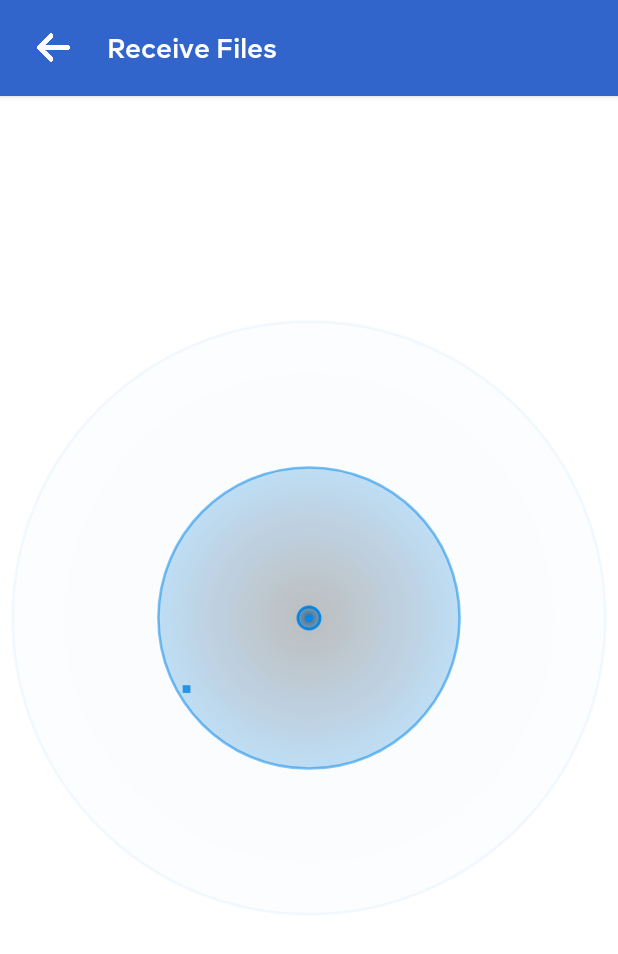
After one commit to bypriyan/QuickShareApp, an Android app: the ReciveActivity screen opened directly, with no data from a screen before it, on a phone screen of 412 x 824 dp. The commit adds this screen. Shown: the top 954 px of the screen. Run offline under Robolectric (Android 15) with nearby library versions, the phone set to English and light mode, and no system bars; our stand-ins replace sdp/ssp sizes.

Commit message:
recive screen done

```diff
--- a/app/src/main/AndroidManifest.xml
+++ b/app/src/main/AndroidManifest.xml
@@ -1,7 +1,6 @@
 <?xml version="1.0" encoding="utf-8"?>
 <manifest xmlns:android="http://schemas.android.com/apk/res/android"
     xmlns:tools="http://schemas.android.com/tools">
-
 
     <uses-permission android:name="android.permission.READ_EXTERNAL_STORAGE" />
     <uses-permission android:name="android.permission.WRITE_EXTERNAL_STORAGE" />
@@ -12,19 +11,23 @@
     <application
         android:name="com.bypriyan.togocartuser.DI.DaggerHiltClass"
         android:allowBackup="true"
-        android:requestLegacyExternalStorage="true"
         android:dataExtractionRules="@xml/data_extraction_rules"
         android:fullBackupContent="@xml/backup_rules"
         android:icon="@mipmap/ic_launcher"
         android:label="@string/app_name"
+        android:requestLegacyExternalStorage="true"
         android:roundIcon="@mipmap/ic_launcher_round"
         android:supportsRtl="true"
         android:theme="@style/Theme.App.SplashScreen"
         tools:targetApi="31">
         <activity
+            android:name=".activity.recive.ReciveActivity"
+            android:exported="false"
+            android:theme="@style/Base.Theme.TVMultishare"/>
+        <activity
             android:name=".activity.send.category.FileCategoryActivity"
-            android:theme="@style/Base.Theme.TVMultishare"
-            android:exported="false" />
+            android:exported="false"
+            android:theme="@style/Base.Theme.TVMultishare" />
         <activity
             android:name=".activity.send.SendActivity"
             android:exported="false"
--- a/app/src/main/java/com/bypriyan/multishare/activity/homeScreen/MainActivity.kt
+++ b/app/src/main/java/com/bypriyan/multishare/activity/homeScreen/MainActivity.kt
@@ -5,6 +5,7 @@ import android.os.Bundle
 import androidx.activity.viewModels
 import androidx.appcompat.app.AppCompatActivity
 import androidx.core.splashscreen.SplashScreen.Companion.installSplashScreen
+import com.bypriyan.multishare.activity.recive.ReciveActivity
 import com.bypriyan.multishare.activity.send.SendActivity
 import com.bypriyan.multishare.databinding.ActivityMainBinding
 import dagger.hilt.android.AndroidEntryPoint
@@ -42,6 +43,10 @@ class MainActivity : AppCompatActivity() {
             startActivity(Intent(this, SendActivity::class.java))
         }
 
+        binding.reciveBtn.setOnClickListener{
+            startActivity(Intent(this, ReciveActivity::class.java))
+        }
+
     }
 
     private fun formatStorage(used: Long, total: Long): String {
--- /dev/null
+++ b/app/src/main/java/com/bypriyan/multishare/activity/recive/ReciveActivity.kt
@@ -0,0 +1,35 @@
+package com.bypriyan.multishare.activity.recive
+
+import android.os.Bundle
+import androidx.activity.OnBackPressedCallback
+import androidx.activity.enableEdgeToEdge
+import androidx.appcompat.app.AppCompatActivity
+import androidx.core.view.ViewCompat
+import androidx.core.view.WindowInsetsCompat
+import com.bypriyan.multishare.R
+import com.bypriyan.multishare.databinding.ActivityReciveBinding
+import com.bypriyan.multishare.databinding.ActivitySendBinding
+
+class ReciveActivity : AppCompatActivity() {
+
+    private lateinit var binding: ActivityReciveBinding
+
+
+    override fun onCreate(savedInstanceState: Bundle?) {
+        super.onCreate(savedInstanceState)
+        binding = ActivityReciveBinding.inflate(layoutInflater)
+        setContentView(binding.root)
+
+        binding.backBtn.setOnClickListener {
+            finish()
+        }
+
+        // Back pressed callback
+        onBackPressedDispatcher.addCallback(this, object : OnBackPressedCallback(true) {
+            override fun handleOnBackPressed() {
+                finish()
+            }
+        })
+
+    }
+}
--- a/app/src/main/java/com/bypriyan/multishare/activity/send/category/FileCategoryActivity.kt
+++ b/app/src/main/java/com/bypriyan/multishare/activity/send/category/FileCategoryActivity.kt
@@ -43,12 +43,6 @@ class FileCategoryActivity : AppCompatActivity() {
             }
         }
 
-        // Set button listeners for file types
-        //viewModel.loadFiles(FileType.IMAGE)
-//        viewModel.loadFiles(FileType.VIDEO)
-        //viewModel.loadFiles(FileType.MUSIC)
-        //viewModel.loadFiles(FileType.DOCUMENT)
-        //viewModel.loadFiles(FileType.APK)
     }
 
     private fun checkStoragePermission() {
@@ -57,7 +51,7 @@ class FileCategoryActivity : AppCompatActivity() {
                 this,
                 Manifest.permission.READ_EXTERNAL_STORAGE
             ) == PackageManager.PERMISSION_GRANTED -> {
-                viewModel.loadFiles(FileType.IMAGE)
+                loadFile()
             }
             else -> {
                 requestPermissionLauncher.launch(Manifest.permission.READ_EXTERNAL_STORAGE)
@@ -69,9 +63,19 @@ class FileCategoryActivity : AppCompatActivity() {
         ActivityResultContracts.RequestPermission()
     ) { isGranted: Boolean ->
         if (isGranted) {
-            viewModel.loadFiles(FileType.IMAGE)
+            loadFile()
         } else {
             Log.d("img", "Permission denied.")
         }
     }
+
+    fun loadFile(){
+        when(fileType){
+            "img"->viewModel.loadFiles(FileType.IMAGE)
+            "vid"->viewModel.loadFiles(FileType.VIDEO)
+            "mus"->viewModel.loadFiles(FileType.MUSIC)
+            "doc"->viewModel.loadFiles(FileType.DOCUMENT)
+            "apk"->viewModel.loadFiles(FileType.APK)
+        }
+    }
 }
--- /dev/null
+++ b/app/src/main/res/layout/activity_recive.xml
@@ -0,0 +1,57 @@
+<?xml version="1.0" encoding="utf-8"?>
+<RelativeLayout xmlns:android="http://schemas.android.com/apk/res/android"
+    xmlns:app="http://schemas.android.com/apk/res-auto"
+    xmlns:tools="http://schemas.android.com/tools"
+    android:id="@+id/main"
+    android:layout_width="match_parent"
+    android:layout_height="match_parent"
+    android:background="@color/white"
+    tools:context=".activity.recive.ReciveActivity">
+
+    <RelativeLayout
+        android:id="@+id/rel"
+        android:layout_width="match_parent"
+        android:layout_height="?attr/actionBarSize"
+        android:layout_alignParentTop="true"
+        android:elevation="@dimen/_2sdp"
+        android:background="@color/appColor">
+
+        <androidx.appcompat.widget.AppCompatImageView
+            android:id="@+id/backBtn"
+            android:layout_width="@dimen/_25sdp"
+            android:layout_height="@dimen/_25sdp"
+            android:layout_centerVertical="true"
+            android:layout_marginRight="@dimen/_15sdp"
+            android:padding="@dimen/_4sdp"
+            android:tint="@color/white"
+            android:layout_marginLeft="@dimen/_15sdp"
+            android:layout_alignParentStart="true"
+            android:src="@drawable/back_icon" />
+
+        <TextView
+            android:layout_width="wrap_content"
+            android:layout_height="wrap_content"
+            android:text="Receive Files"
+            android:layout_centerVertical="true"
+            android:textSize="@dimen/_14ssp"
+            android:fontFamily="@font/semibold"
+            android:textColor="@color/white"
+            android:layout_toRightOf="@id/backBtn"/>
+
+
+    </RelativeLayout>
+
+    <com.airbnb.lottie.LottieAnimationView
+        android:id="@+id/lottieAnimationView"
+        android:layout_width="match_parent"
+        android:layout_height="match_parent"
+        android:clickable="false"
+        android:focusable="false"
+        android:focusableInTouchMode="false"
+        android:longClickable="false"
+        app:lottie_autoPlay="true"
+        app:lottie_enableMergePathsForKitKatAndAbove="true"
+        app:lottie_loop="true"
+        app:lottie_rawRes="@raw/animationsearch" />
+
+</RelativeLayout>
```
